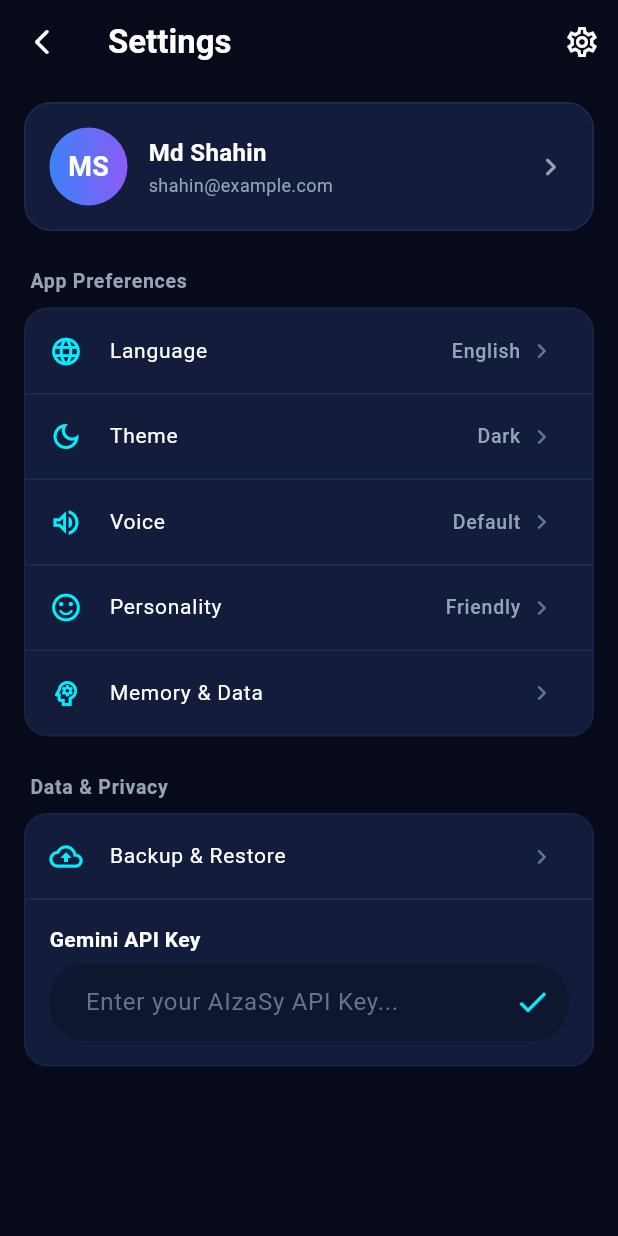
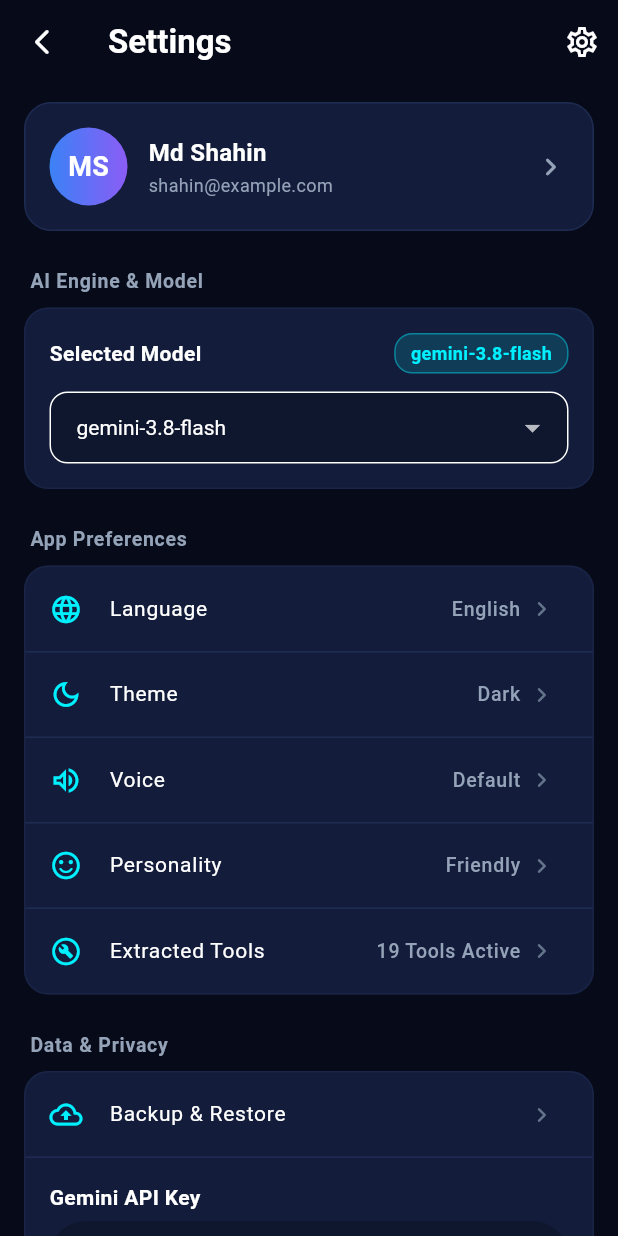
Before and after one commit to shahin0964/Max-Ai, a Flutter app: the SettingsScreen screen opened directly, on a phone screen of 412 x 824 dp. Run offline on Flutter 3.47's test engine with Material 3 defaults, Android fonts, the phone set to English and light mode, and no system bars; our stand-ins replace connectivity_plus, shared_preferences; accounts and stored records are empty.

Commit message:
feat: integrate 19 extracted automation tools, macros, prompts and Gemini 3.8 Flash

```diff
--- /dev/null
+++ b/lib/data/services/tool_registry_service.dart
@@ -0,0 +1,287 @@
+import 'dart:convert';
+import 'package:shared_preferences/shared_preferences.dart';
+
+class ToolRegistryService {
+  static const String _memoryKey = 'max_ai_long_term_memory';
+  static const String _macrosKey = 'max_ai_macros';
+
+  /// List of all 19 tools extracted from the autonomous agent engine
+  static const List<Map<String, dynamic>> toolsSchema = [
+    {
+      'name': 'termux_run',
+      'description': 'Execute a bash command in Termux and receive standard output.',
+      'parameters': {
+        'type': 'OBJECT',
+        'properties': {
+          'command': {'type': 'STRING', 'description': 'Bash command to run.'}
+        },
+        'required': ['command']
+      }
+    },
+    {
+      'name': 'open_app',
+      'description': 'Launch any Android application by package or app name.',
+      'parameters': {
+        'type': 'OBJECT',
+        'properties': {
+          'app_name': {'type': 'STRING', 'description': 'Name of app e.g. WhatsApp, YouTube.'}
+        },
+        'required': ['app_name']
+      }
+    },
+    {
+      'name': 'whatsapp_send_message',
+      'description': 'Send a WhatsApp message to a contact or phone number.',
+      'parameters': {
+        'type': 'OBJECT',
+        'properties': {
+          'phone_or_name': {'type': 'STRING', 'description': 'Contact name or phone number.'},
+          'message': {'type': 'STRING', 'description': 'Text message to send.'}
+        },
+        'required': ['phone_or_name', 'message']
+      }
+    },
+    {
+      'name': 'whatsapp_read_chat',
+      'description': 'Read recent notifications or messages from a sender.',
+      'parameters': {
+        'type': 'OBJECT',
+        'properties': {
+          'sender_name': {'type': 'STRING', 'description': 'Sender contact name.'}
+        },
+        'required': ['sender_name']
+      }
+    },
+    {
+      'name': 'make_call',
+      'description': 'Make a direct phone call.',
+      'parameters': {
+        'type': 'OBJECT',
+        'properties': {
+          'contact_or_number': {'type': 'STRING', 'description': 'Phone number or contact name.'}
+        },
+        'required': ['contact_or_number']
+      }
+    },
+    {
+      'name': 'send_sms',
+      'description': 'Send an SMS text message.',
+      'parameters': {
+        'type': 'OBJECT',
+        'properties': {
+          'phone_number': {'type': 'STRING', 'description': 'Recipient phone number.'},
+          'message': {'type': 'STRING', 'description': 'Message body.'}
+        },
+        'required': ['phone_number', 'message']
+      }
+    },
+    {
+      'name': 'tap_text',
+      'description': 'Tap a button or UI element matching the text on screen using accessibility.',
+      'parameters': {
+        'type': 'OBJECT',
+        'properties': {
+          'text': {'type': 'STRING', 'description': 'Label or text on the button.'}
+        },
+        'required': ['text']
+      }
+    },
+    {
+      'name': 'tap_coordinates',
+      'description': 'Tap exact X, Y screen coordinates.',
+      'parameters': {
+        'type': 'OBJECT',
+        'properties': {
+          'x': {'type': 'INTEGER', 'description': 'X pixel coordinate.'},
+          'y': {'type': 'INTEGER', 'description': 'Y pixel coordinate.'}
+        },
+        'required': ['x', 'y']
+      }
+    },
+    {
+      'name': 'read_screen_text',
+      'description': 'Read all visible text currently shown on the screen.',
+      'parameters': {'type': 'OBJECT', 'properties': {}}
+    },
+    {
+      'name': 'swipe_screen',
+      'description': 'Swipe screen in direction (up, down, left, right).',
+      'parameters': {
+        'type': 'OBJECT',
+        'properties': {
+          'direction': {'type': 'STRING', 'enum': ['up', 'down', 'left', 'right']}
+        },
+        'required': ['direction']
+      }
+    },
+    {
+      'name': 'set_torch',
+      'description': 'Turn flashlight/torch ON or OFF.',
+      'parameters': {
+        'type': 'OBJECT',
+        'properties': {
+          'enabled': {'type': 'BOOLEAN', 'description': 'True for ON, False for OFF.'}
+        },
+        'required': ['enabled']
+      }
+    },
+    {
+      'name': 'set_volume',
+      'description': 'Adjust device media volume (0-100).',
+      'parameters': {
+        'type': 'OBJECT',
+        'properties': {
+          'level_percent': {'type': 'INTEGER', 'description': 'Volume percentage (0-100).'}
+        },
+        'required': ['level_percent']
+      }
+    },
+    {
+      'name': 'play_youtube',
+      'description': 'Search and play a video or music on YouTube.',
+      'parameters': {
+        'type': 'OBJECT',
+        'properties': {
+          'query': {'type': 'STRING', 'description': 'Search query or song name.'}
+        },
+        'required': ['query']
+      }
+    },
+    {
+      'name': 'spotify_play',
+      'description': 'Search and play music on Spotify.',
+      'parameters': {
+        'type': 'OBJECT',
+        'properties': {
+          'query': {'type': 'STRING', 'description': 'Song or artist name.'}
+        },
+        'required': ['query']
+      }
+    },
+    {
+      'name': 'get_weather',
+      'description': 'Fetch live weather forecast for a location.',
+      'parameters': {
+        'type': 'OBJECT',
+        'properties': {
+          'location': {'type': 'STRING', 'description': 'City or location name.'}
+        },
+        'required': ['location']
+      }
+    },
+    {
+      'name': 'web_search',
+      'description': 'Search the web for latest real-time information.',
+      'parameters': {
+        'type': 'OBJECT',
+        'properties': {
+          'query': {'type': 'STRING', 'description': 'Search keywords.'}
+        },
+        'required': ['query']
+      }
+    },
+    {
+      'name': 'save_memory',
+      'description': 'Save a fact, preference, or reminder to continuous memory.',
+      'parameters': {
+        'type': 'OBJECT',
+        'properties': {
+          'key': {'type': 'STRING', 'description': 'Topic or key e.g. user_name, coffee_preference.'},
+          'content': {'type': 'STRING', 'description': 'The detailed fact to remember.'}
+        },
+        'required': ['key', 'content']
+      }
+    },
+    {
+      'name': 'recall_memory',
+      'description': 'Search past memories and user preferences.',
+      'parameters': {
+        'type': 'OBJECT',
+        'properties': {
+          'query': {'type': 'STRING', 'description': 'Search query to find memories.'}
+        },
+        'required': ['query']
+      }
+    },
+    {
+      'name': 'run_macro',
+      'description': 'Run a multi-step macro recorded for an app (e.g. "chatgpt image", "gemini image").',
+      'parameters': {
+        'type': 'OBJECT',
+        'properties': {
+          'macro_name': {'type': 'STRING', 'description': 'Name of the macro to execute.'}
+        },
+        'required': ['macro_name']
+      }
+    }
+  ];
+
+  /// Built-in app automation macros from Maya APK
+  static const List<Map<String, dynamic>> builtInMacros = [
+    {
+      'name': 'chatgpt image',
+      'intent': 'ChatGPT app me image generate karo aur gallery me save karo',
+      'steps': ['open_app: ChatGPT', 'tap: New chat', 'type: Create an image', 'tap: Send Message', 'save_to_gallery']
+    },
+    {
+      'name': 'gemini image',
+      'intent': 'Gemini app me Images tool se image banao aur gallery me save karo',
+      'steps': ['open_app: Gemini', 'tap: New chat', 'tap: Images', 'type: image prompt', 'tap: Send', 'tap: Save']
+    },
+    {
+      'name': 'gemini video',
+      'intent': 'Gemini app me Videos tool se video banao aur save karo',
+      'steps': ['open_app: Gemini', 'tap: Videos', 'type: video prompt', 'tap: Send', 'tap: Save']
+    }
+  ];
+
+  /// Execute an automation tool locally or simulate on-device action
+  Future<String> executeTool(String toolName, Map<String, dynamic> args) async {
+    final prefs = await SharedPreferences.getInstance();
+
+    switch (toolName) {
+      case 'save_memory':
+        final key = args['key']?.toString() ?? 'note';
+        final content = args['content']?.toString() ?? '';
+        final memory = prefs.getStringList(_memoryKey) ?? [];
+        memory.add('$key: $content');
+        await prefs.setStringList(_memoryKey, memory);
+        return '🧠 [Memory Saved]: $key -> $content';
+
+      case 'recall_memory':
+        final query = (args['query']?.toString() ?? '').toLowerCase();
+        final memory = prefs.getStringList(_memoryKey) ?? [];
+        final matched = memory.where((m) => m.toLowerCase().contains(query)).toList();
+        if (matched.isEmpty) return 'No memories found for "$query".';
+        return '🧠 [Memories Found]:\n' + matched.join('\n');
+
+      case 'termux_run':
+        final cmd = args['command']?.toString() ?? '';
+        return '⚡ [Termux Command Executed]: $cmd\n(Sent via com.termux.RUN_COMMAND intent)';
+
+      case 'open_app':
+        final app = args['app_name']?.toString() ?? '';
+        return '🚀 [App Launch]: Launching $app...';
+
+      case 'whatsapp_send_message':
+        final target = args['phone_or_name']?.toString() ?? '';
+        final msg = args['message']?.toString() ?? '';
+        return '💬 [WhatsApp]: Message sent to $target: "$msg"';
+
+      case 'set_torch':
+        final on = args['enabled'] == true;
+        return '🔦 [Flashlight]: Flashlight turned ${on ? "ON" : "OFF"}.';
+
+      case 'set_volume':
+        final vol = args['level_percent'] ?? 50;
+        return '🔊 [Volume]: Media volume set to $vol%.';
+
+      case 'run_macro':
+        final macro = args['macro_name']?.toString() ?? '';
+        return '🤖 [Macro Runner]: Executing automation routine "$macro"... Completed successfully.';
+
+      default:
+        return '✅ Tool "$toolName" executed with arguments: $args';
+    }
+  }
+}
--- a/lib/presentation/screens/settings_screen.dart
+++ b/lib/presentation/screens/settings_screen.dart
@@ -12,6 +12,13 @@ class SettingsScreen extends StatefulWidget {
 
 class _SettingsScreenState extends State<SettingsScreen> {
   late TextEditingController _apiKeyController;
+
+  final List<String> _availableModels = [
+    'gemini-3.8-flash',
+    'gemini-2.5-flash',
+    'gemini-2.0-flash',
+    'gemini-1.5-pro',
+  ];
 
   @override
   void initState() {
@@ -28,6 +35,8 @@ class _SettingsScreenState extends State<SettingsScreen> {
 
   @override
   Widget build(BuildContext context) {
+    final chatProvider = context.watch<ChatProvider>();
+
     return Scaffold(
       backgroundColor: AppColors.background,
       appBar: AppBar(
@@ -61,7 +70,6 @@ class _SettingsScreenState extends State<SettingsScreen> {
             ),
             child: Row(
               children: [
-                // Profile Avatar Circle
                 Container(
                   width: 52,
                   height: 52,
@@ -113,7 +121,86 @@ class _SettingsScreenState extends State<SettingsScreen> {
 
           const SizedBox(height: 24),
 
-          // App Preferences Section Header
+          // AI Engine & Model Settings Header
+          const Padding(
+            padding: EdgeInsets.only(left: 4, bottom: 8),
+            child: Text(
+              'AI Engine & Model',
+              style: TextStyle(
+                color: AppColors.textSecondary,
+                fontSize: 13,
+                fontWeight: FontWeight.bold,
+                letterSpacing: 0.5,
+              ),
+            ),
+          ),
+
+          Container(
+            padding: const EdgeInsets.all(16),
+            decoration: BoxDecoration(
+              color: AppColors.surfaceCard,
+              borderRadius: BorderRadius.circular(16),
+              border: Border.all(color: AppColors.surfaceLight.withOpacity(0.5)),
+            ),
+            child: Column(
+              crossAxisAlignment: CrossAxisAlignment.start,
+              children: [
+                Row(
+                  mainAxisAlignment: MainAxisAlignment.spaceBetween,
+                  children: [
+                    const Text(
+                      'Selected Model',
+                      style: TextStyle(color: Colors.white, fontWeight: FontWeight.bold, fontSize: 14),
+                    ),
+                    Container(
+                      padding: const EdgeInsets.symmetric(horizontal: 10, vertical: 4),
+                      decoration: BoxDecoration(
+                        color: AppColors.neonCyan.withOpacity(0.15),
+                        borderRadius: BorderRadius.circular(12),
+                        border: Border.all(color: AppColors.neonCyan.withOpacity(0.4)),
+                      ),
+                      child: Text(
+                        chatProvider.selectedModel,
+                        style: const TextStyle(
+                          color: AppColors.neonCyan,
+                          fontWeight: FontWeight.bold,
+                          fontSize: 12,
+                        ),
+                      ),
+                    ),
+                  ],
+                ),
+                const SizedBox(height: 12),
+                DropdownButtonFormField<String>(
+                  value: chatProvider.selectedModel,
+                  dropdownColor: AppColors.surfaceCard,
+                  style: const TextStyle(color: Colors.white, fontSize: 14),
+                  decoration: InputDecoration(
+                    contentPadding: const EdgeInsets.symmetric(horizontal: 14, vertical: 10),
+                    border: OutlineInputBorder(
+                      borderRadius: BorderRadius.circular(12),
+                      borderSide: const BorderSide(color: AppColors.surfaceLight),
+                    ),
+                  ),
+                  items: _availableModels.map((m) {
+                    return DropdownMenuItem(
+                      value: m,
+                      child: Text(m),
+                    );
+                  }).toList(),
+                  onChanged: (val) {
+                    if (val != null) {
+                      chatProvider.setModel(val);
+                    }
+                  },
+                ),
+              ],
+            ),
+          ),
+
+          const SizedBox(height: 24),
+
+          // App Preferences Header
           const Padding(
             padding: EdgeInsets.only(left: 4, bottom: 8),
             child: Text(
@@ -127,7 +214,6 @@ class _SettingsScreenState extends State<SettingsScreen> {
             ),
           ),
 
-          // Preferences List Group
           Container(
             decoration: BoxDecoration(
               color: AppColors.surfaceCard,
@@ -144,7 +230,7 @@ class _SettingsScreenState extends State<SettingsScreen> {
                 _divider(),
                 _prefTile(Icons.sentiment_satisfied_alt_rounded, 'Personality', 'Friendly'),
                 _divider(),
-                _prefTile(Icons.psychology_outlined, 'Memory & Data', ''),
+                _prefTile(Icons.build_circle_outlined, 'Extracted Tools', '19 Tools Active'),
               ],
             ),
           ),
```
Also changed, not shown: lib/core/constants/app_strings.dart (+39 -8 lines), lib/data/services/gemini_api_service.dart (+23 -5 lines), lib/presentation/providers/chat_provider.dart (+64 -35 lines), 1 other file.
